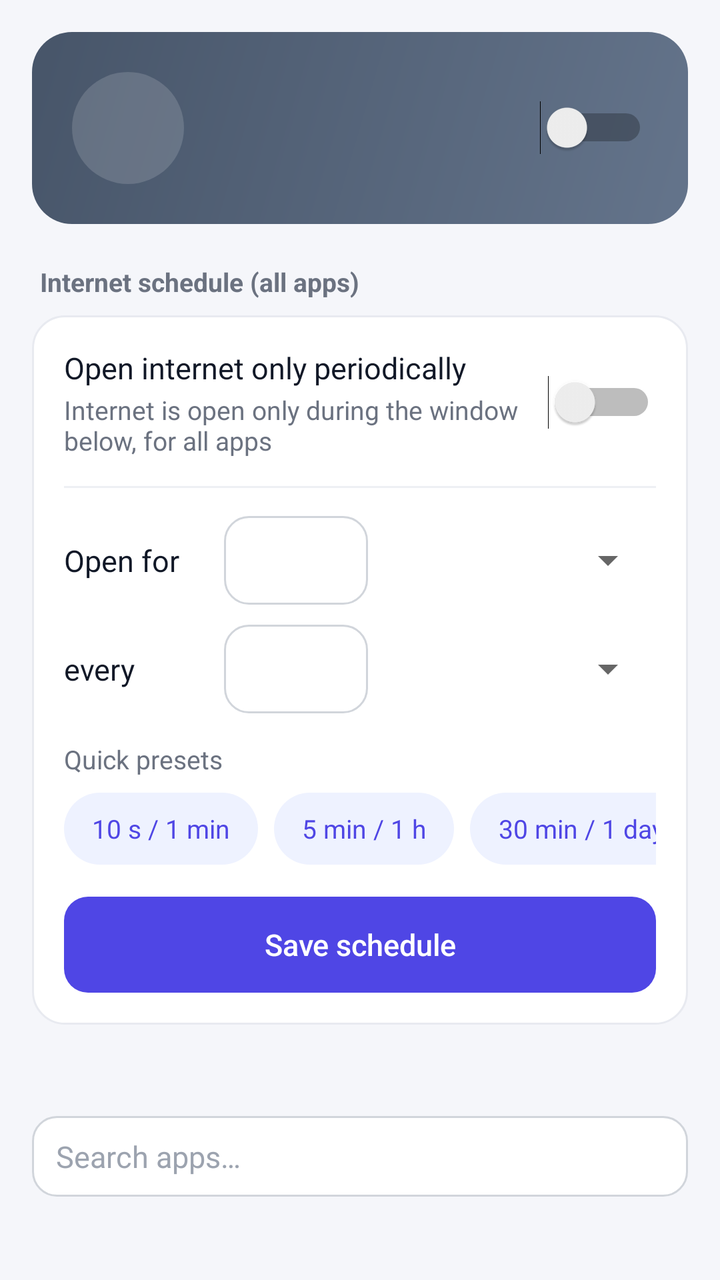
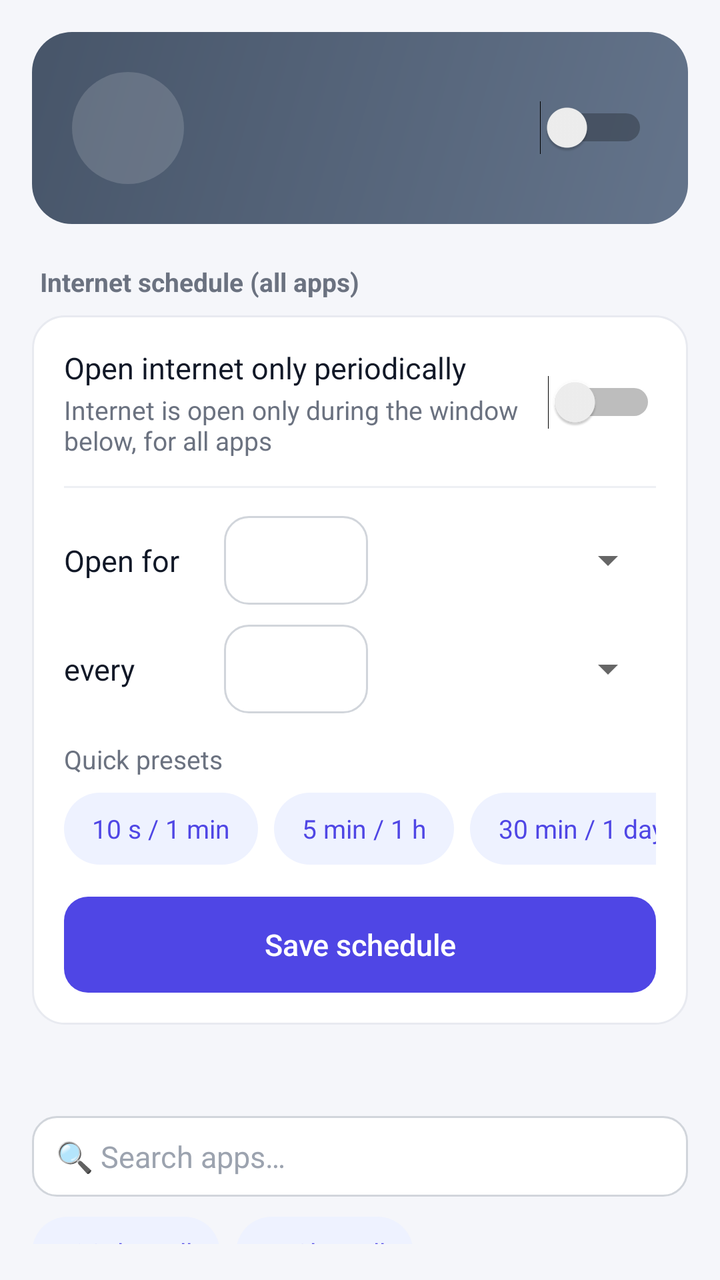

An Android layout rendered at two revisions. The XML below is the earlier revision; the diff shows what the commit changed to produce the second picture.
<!-- AndroidManifest.xml: application theme AppTheme -->
<!-- res/layout/firewall_header.xml -->
<?xml version="1.0" encoding="utf-8"?>
<LinearLayout xmlns:android="http://schemas.android.com/apk/res/android"
    android:layout_width="match_parent"
    android:layout_height="wrap_content"
    android:orientation="vertical"
    android:paddingStart="16dp"
    android:paddingTop="16dp"
    android:paddingEnd="16dp"
    android:paddingBottom="8dp">

    
    <LinearLayout
        android:id="@+id/fwCard"
        android:layout_width="match_parent"
        android:layout_height="wrap_content"
        android:background="@drawable/bg_status_off"
        android:gravity="center_vertical"
        android:orientation="horizontal"
        android:padding="20dp">

        <TextView
            android:id="@+id/fwIcon"
            android:layout_width="56dp"
            android:layout_height="56dp"
            android:background="@drawable/bg_blocked_circle"
            android:gravity="center"
            android:textSize="28sp" />

        <LinearLayout
            android:layout_width="0dp"
            android:layout_height="wrap_content"
            android:layout_marginStart="16dp"
            android:layout_weight="1"
            android:orientation="vertical">

            <TextView
                android:id="@+id/fwTitle"
                android:layout_width="match_parent"
                android:layout_height="wrap_content"
                android:textColor="#FFFFFF"
                android:textSize="19sp"
                android:textStyle="bold" />

            <TextView
                android:id="@+id/fwSub"
                android:layout_width="match_parent"
                android:layout_height="wrap_content"
                android:layout_marginTop="2dp"
                android:textColor="#E6FFFFFF"
                android:textSize="14sp" />
        </LinearLayout>

        <Switch
            android:id="@+id/fwSwitch"
            android:layout_width="wrap_content"
            android:layout_height="wrap_content"
            android:layout_marginStart="8dp" />
    </LinearLayout>

    
    <TextView
        style="@style/SectionTitle"
        android:text="@string/fw_sched_header" />

    <LinearLayout
        android:layout_width="match_parent"
        android:layout_height="wrap_content"
        android:background="@drawable/bg_card"
        android:orientation="vertical"
        android:padding="16dp">

        <LinearLayout
            android:layout_width="match_parent"
            android:layout_height="wrap_content"
            android:gravity="center_vertical"
            android:orientation="horizontal">

            <LinearLayout
                android:layout_width="0dp"
                android:layout_height="wrap_content"
                android:layout_weight="1"
                android:orientation="vertical">

                <TextView
                    android:layout_width="match_parent"
                    android:layout_height="wrap_content"
                    android:text="@string/fw_sched_enable"
                    android:textColor="@color/text"
                    android:textSize="15sp" />

                <TextView
                    android:layout_width="match_parent"
                    android:layout_height="wrap_content"
                    android:layout_marginTop="2dp"
                    android:text="@string/fw_sched_sub"
                    android:textColor="@color/text_muted"
                    android:textSize="13sp" />
            </LinearLayout>

            <Switch
                android:id="@+id/schedSwitch"
                android:layout_width="wrap_content"
                android:layout_height="wrap_content"
                android:layout_marginStart="12dp" />
        </LinearLayout>

        <View
            android:layout_width="match_parent"
            android:layout_height="1dp"
            android:layout_marginTop="14dp"
            android:layout_marginBottom="14dp"
            android:background="@color/divider" />

        <LinearLayout
            android:layout_width="match_parent"
            android:layout_height="wrap_content"
            android:gravity="center_vertical"
            android:orientation="horizontal">

            <TextView
                android:layout_width="80dp"
                android:layout_height="wrap_content"
                android:text="@string/fw_allow_for"
                android:textColor="@color/text"
                android:textSize="15sp" />

            <EditText
                android:id="@+id/onVal"
                android:layout_width="72dp"
                android:layout_height="wrap_content"
                android:background="@drawable/bg_input"
                android:gravity="center"
                android:inputType="number"
                android:maxLength="4"
                android:textColor="@color/text" />

            <Spinner
                android:id="@+id/onUnit"
                android:layout_width="0dp"
                android:layout_height="wrap_content"
                android:layout_marginStart="8dp"
                android:layout_weight="1" />
        </LinearLayout>

        <LinearLayout
            android:layout_width="match_parent"
            android:layout_height="wrap_content"
            android:layout_marginTop="10dp"
            android:gravity="center_vertical"
            android:orientation="horizontal">

            <TextView
                android:layout_width="80dp"
                android:layout_height="wrap_content"
                android:text="@string/fw_every"
                android:textColor="@color/text"
                android:textSize="15sp" />

            <EditText
                android:id="@+id/everyVal"
                android:layout_width="72dp"
                android:layout_height="wrap_content"
                android:background="@drawable/bg_input"
                android:gravity="center"
                android:inputType="number"
                android:maxLength="4"
                android:textColor="@color/text" />

            <Spinner
                android:id="@+id/everyUnit"
                android:layout_width="0dp"
                android:layout_height="wrap_content"
                android:layout_marginStart="8dp"
                android:layout_weight="1" />
        </LinearLayout>

        <TextView
            android:layout_width="match_parent"
            android:layout_height="wrap_content"
            android:layout_marginTop="14dp"
            android:layout_marginBottom="8dp"
            android:text="@string/fw_presets"
            android:textColor="@color/text_muted"
            android:textSize="13sp" />

        <HorizontalScrollView
            android:layout_width="match_parent"
            android:layout_height="wrap_content"
            android:scrollbars="none">

            <LinearLayout
                android:layout_width="wrap_content"
                android:layout_height="wrap_content"
                android:orientation="horizontal">

                <TextView
                    android:id="@+id/preset1"
                    style="@style/Chip"
                    android:text="@string/preset_1" />

                <TextView
                    android:id="@+id/preset2"
                    style="@style/Chip"
                    android:text="@string/preset_2" />

                <TextView
                    android:id="@+id/preset3"
                    style="@style/Chip"
                    android:text="@string/preset_3" />
            </LinearLayout>
        </HorizontalScrollView>

        <Button
            android:id="@+id/saveSched"
            style="@style/PrimaryButton"
            android:layout_marginTop="16dp"
            android:text="@string/fw_save_sched" />
    </LinearLayout>

    
    <TextView
        android:id="@+id/fwAppsHeader"
        style="@style/SectionTitle" />

    <EditText
        android:id="@+id/fwSearch"
        android:layout_width="match_parent"
        android:layout_height="wrap_content"
        android:layout_marginBottom="8dp"
        android:background="@drawable/bg_input"
        android:hint="@string/search_hint"
        android:inputType="text"
        android:singleLine="true"
        android:textColor="@color/text"
        android:textColorHint="@color/text_faint"
        android:textSize="15sp" />
</LinearLayout>
<!-- resources referenced by this layout -->
<resources>
  <color name="divider">#EEF0F4</color>
  <color name="text">#111827</color>
  <color name="text_faint">#9CA3AF</color>
  <color name="text_muted">#6B7280</color>
  <!-- drawable bg_blocked_circle (drawable) -->
  <?xml version="1.0" encoding="utf-8"?>
  <shape xmlns:android="http://schemas.android.com/apk/res/android" android:shape="oval">
      <solid android:color="#26FFFFFF" />
  </shape>
  <!-- drawable bg_card (drawable) -->
  <?xml version="1.0" encoding="utf-8"?>
  <shape xmlns:android="http://schemas.android.com/apk/res/android" android:shape="rectangle">
      <solid android:color="@color/card" />
      <corners android:radius="16dp" />
      <stroke android:width="1dp" android:color="@color/card_stroke" />
  </shape>
  <!-- drawable bg_input (drawable) -->
  <?xml version="1.0" encoding="utf-8"?>
  <shape xmlns:android="http://schemas.android.com/apk/res/android" android:shape="rectangle">
      <solid android:color="@color/card" />
      <corners android:radius="12dp" />
      <stroke android:width="1dp" android:color="#D1D5DB" />
      <padding android:left="12dp" android:top="10dp" android:right="12dp" android:bottom="10dp" />
  </shape>
  <!-- drawable bg_status_off (drawable) -->
  <?xml version="1.0" encoding="utf-8"?>
  <shape xmlns:android="http://schemas.android.com/apk/res/android" android:shape="rectangle">
      <gradient android:angle="315" android:startColor="#475569" android:endColor="#64748B" />
      <corners android:radius="20dp" />
  </shape>
  <string name="fw_allow_for">Open for</string>
  <string name="fw_every">every</string>
  <string name="fw_presets">Quick presets</string>
  <string name="fw_save_sched">Save schedule</string>
  <string name="fw_sched_enable">Open internet only periodically</string>
  <string name="fw_sched_header">Internet schedule (all apps)</string>
  <string name="fw_sched_sub">Internet is open only during the window below, for all apps</string>
  <string name="preset_1">10 s / 1 min</string>
  <string name="preset_2">5 min / 1 h</string>
  <string name="preset_3">30 min / 1 day</string>
  <string name="search_hint">Search apps…</string>
  <style name="AppTheme" parent="android:Theme.Material.Light.DarkActionBar">
          <item name="android:colorPrimary">@color/primary</item>
          <item name="android:colorPrimaryDark">@color/primary_dark</item>
          <item name="android:colorAccent">@color/primary</item>
          <item name="android:statusBarColor">@color/primary_dark</item>
          <item name="android:windowBackground">@color/bg</item>
      </style>
  <color name="card">#FFFFFF</color>
  <color name="card_stroke">#E8EAF0</color>
  <!-- drawable bg_chip (drawable) -->
  <?xml version="1.0" encoding="utf-8"?>
  <ripple xmlns:android="http://schemas.android.com/apk/res/android" android:color="#224F46E5">
      <item>
          <shape android:shape="rectangle">
              <solid android:color="@color/primary_soft" />
              <corners android:radius="18dp" />
          </shape>
      </item>
  </ripple>
  <color name="primary">#4F46E5</color>
  <!-- drawable btn_primary (drawable) -->
  <?xml version="1.0" encoding="utf-8"?>
  <ripple xmlns:android="http://schemas.android.com/apk/res/android" android:color="#33FFFFFF">
      <item>
          <shape android:shape="rectangle">
              <solid android:color="@color/primary" />
              <corners android:radius="12dp" />
          </shape>
      </item>
  </ripple>
  <color name="primary_dark">#4338CA</color>
  <color name="bg">#F5F6FA</color>
  <color name="primary_soft">#EEF2FF</color>
  <!-- unchanged entries left out for length: 3 -->
</resources>

<!-- the commit's change to res/layout/firewall_header.xml (unified diff, before → after) -->
@@ -226,7 +226,7 @@
         android:id="@+id/fwSearch"
         android:layout_width="match_parent"
         android:layout_height="wrap_content"
-        android:layout_marginBottom="8dp"
+        android:layout_marginBottom="10dp"
         android:background="@drawable/bg_input"
         android:hint="@string/search_hint"
         android:inputType="text"
@@ -234,4 +234,28 @@
         android:textColor="@color/text"
         android:textColorHint="@color/text_faint"
         android:textSize="15sp" />
+
+    <HorizontalScrollView
+        android:layout_width="match_parent"
+        android:layout_height="wrap_content"
+        android:layout_marginBottom="10dp"
+        android:scrollbars="none">
+
+        <LinearLayout
+            android:layout_width="wrap_content"
+            android:layout_height="wrap_content"
+            android:orientation="horizontal">
+
+            <TextView
+                android:id="@+id/fwChipAll"
+                style="@style/Chip"
+                android:text="@string/chip_select_all" />
+
+            <TextView
+                android:id="@+id/fwChipNone"
+                style="@style/Chip"
+                android:text="@string/chip_clear" />
+        </LinearLayout>
+    </HorizontalScrollView>
+
 </LinearLayout>
<!-- resource entries referenced after the edit -->
@@ -30,6 +30,8 @@
       <gradient android:angle="315" android:startColor="#475569" android:endColor="#64748B" />
       <corners android:radius="20dp" />
   </shape>
+  <string name="chip_clear">✕ Clear all</string>
+  <string name="chip_select_all">✓ Select all</string>
   <string name="fw_allow_for">Open for</string>
   <string name="fw_every">every</string>
   <string name="fw_presets">Quick presets</string>
@@ -40,7 +42,7 @@
   <string name="preset_1">10 s / 1 min</string>
   <string name="preset_2">5 min / 1 h</string>
   <string name="preset_3">30 min / 1 day</string>
-  <string name="search_hint">Search apps…</string>
+  <string name="search_hint">🔍 Search apps…</string>
   <style name="AppTheme" parent="android:Theme.Material.Light.DarkActionBar">
           <item name="android:colorPrimary">@color/primary</item>
           <item name="android:colorPrimaryDark">@color/primary_dark</item>
